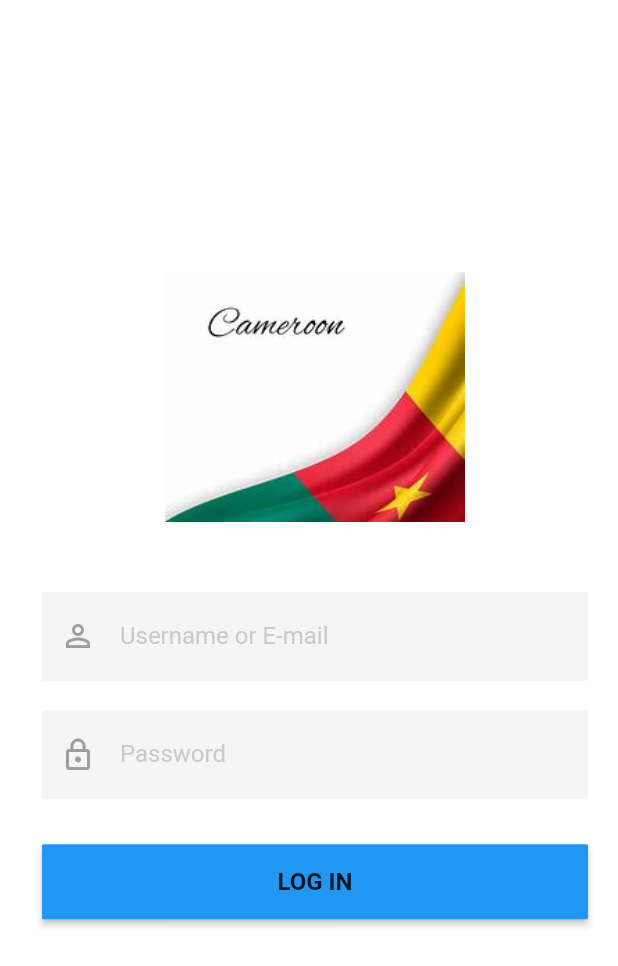
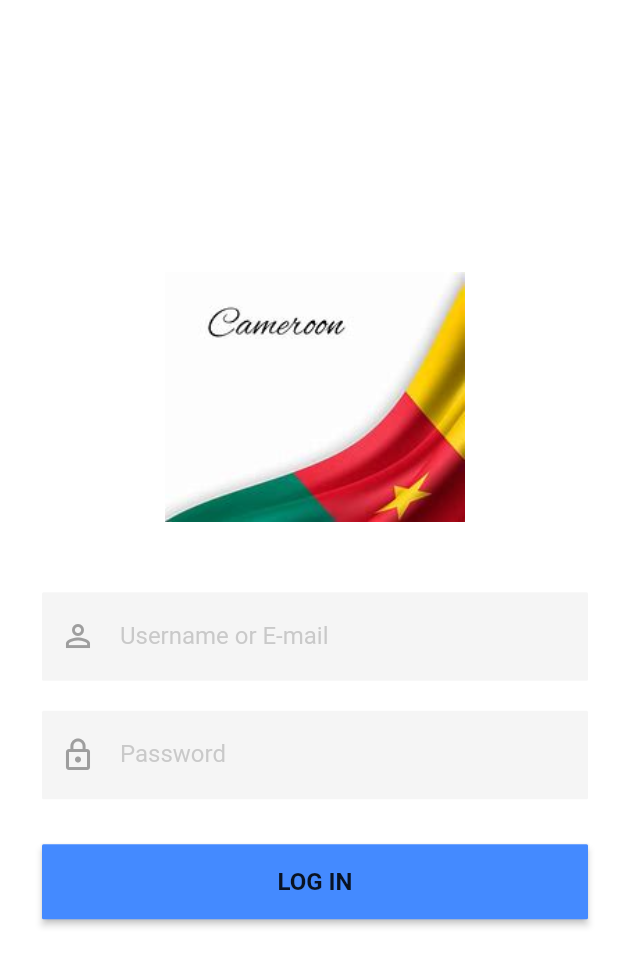
Before and after one commit to Pokemfeze/evisa, a Flutter app: the screen it shows after launch, on a phone screen of 412 x 824 dp. Shown: the top 966 px of the screen. Run offline on Flutter 3.47's test engine with Material 2 defaults, Android fonts, the light colour scheme and no system bars.

Commit message:
chabgment de couleur

```diff
--- a/Evisa/lib/reusable_widget/reausable_widget.dart
+++ b/Evisa/lib/reusable_widget/reausable_widget.dart
@@ -61,9 +61,9 @@ BuildContext context, bool isLogin, Function onTap
         {
           if(states.contains(MaterialState.pressed))
             {
-              return Colors.black26;
+              return Colors.white;
             }
-          return Colors.blue;
+          return Colors.blueAccent;
         }),
 
         shape: MaterialStateProperty.all<RoundedRectangleBorder>(
```
